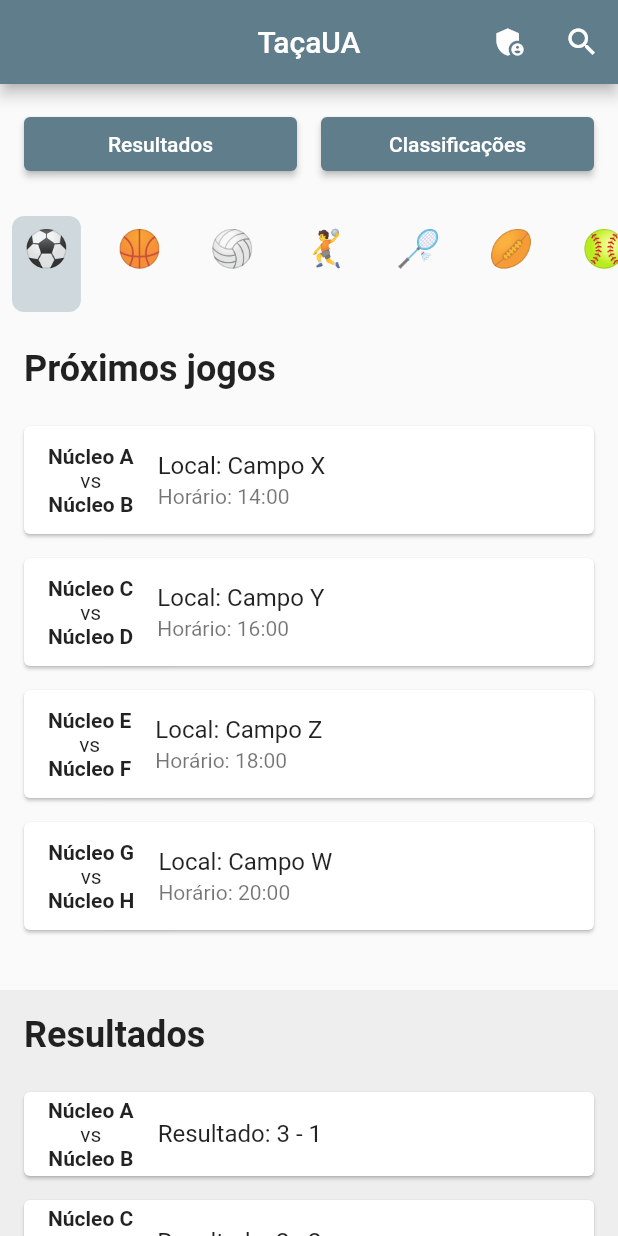
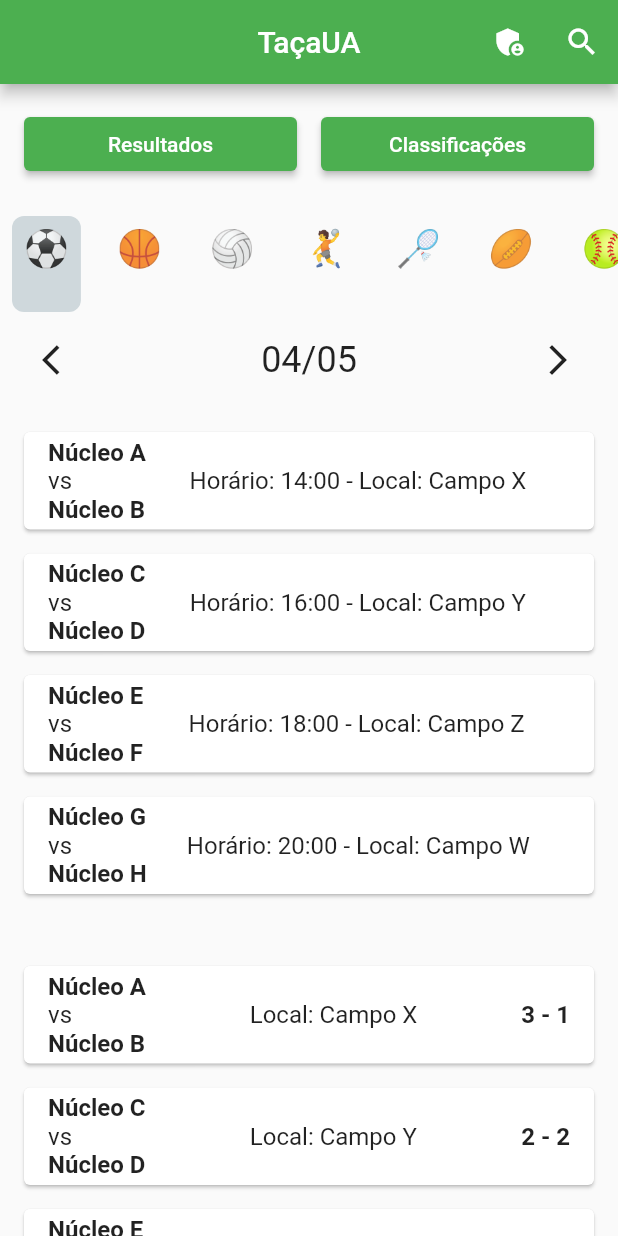
Before and after one commit to DuarteCruz31/TacaUA_IHC, a Flutter app: the screen it shows after launch, on a phone screen of 412 x 824 dp. Run offline on Flutter 3.47's test engine with Material 2 defaults, Android fonts, the phone set to English and light mode, and no system bars.

Commit message:
Uptaded butons and added calendar

```diff
--- a/tacaua/lib/login.dart
+++ b/tacaua/lib/login.dart
@@ -105,10 +105,6 @@ class _LoginDemoState extends State<LoginPage> {
                 ),
               ),
             ),
-            const SizedBox(
-              height: 130,
-            ),
-            const Text('New User? Create Account')
           ],
         ),
       ),
--- a/tacaua/lib/main.dart
+++ b/tacaua/lib/main.dart
@@ -11,7 +11,7 @@ class MyApp extends StatelessWidget {
     return MaterialApp(
       debugShowCheckedModeBanner: false,
       title: 'TaçaUA',
-      theme: ThemeData(primarySwatch: Colors.blueGrey),
+      theme: ThemeData(primarySwatch: Colors.green),
       routes: {
         '/': (context) => HomePage(),
         '/login': (context) => LoginPage(),
@@ -27,6 +27,20 @@ class HomePage extends StatefulWidget {
 
 // Lista de emojis para a scrollbar horizontal
 class _HomePageState extends State<HomePage> {
+  DateTime _selectedDate = DateTime.now();
+
+  void _previousDay() {
+    setState(() {
+      _selectedDate = _selectedDate.subtract(const Duration(days: 1));
+    });
+  }
+
+  void _nextDay() {
+    setState(() {
+      _selectedDate = _selectedDate.add(const Duration(days: 1));
+    });
+  }
+
   String _selectedTab = 'resultados';
   final List<String> _sports = [
     '⚽️',
@@ -134,6 +148,30 @@ class _HomePageState extends State<HomePage> {
               },
             ),
           ),
+          Column(
+            children: [
+              Container(
+                padding: const EdgeInsets.symmetric(horizontal: 16),
+                child: Row(
+                  mainAxisAlignment: MainAxisAlignment.spaceBetween,
+                  children: [
+                    IconButton(
+                      icon: Icon(Icons.arrow_back_ios),
+                      onPressed: _previousDay,
+                    ),
+                    Text(
+                      '${_selectedDate.day.toString().padLeft(2, '0')}/${_selectedDate.month.toString().padLeft(2, '0')}',
+                      style: TextStyle(fontSize: 24),
+                    ),
+                    IconButton(
+                      icon: Icon(Icons.arrow_forward_ios),
+                      onPressed: _nextDay,
+                    ),
+                  ],
+                ),
+              ),
+            ],
+          ),
           // Isto aqui é o que muda entre resultados e classificações, é tipo aquela merda no html do onclick que vai para uma função
           Expanded(
             child: _selectedTab == 'resultados'
@@ -157,11 +195,7 @@ class _HomePageState extends State<HomePage> {
           child: Column(
             crossAxisAlignment: CrossAxisAlignment.start,
             children: [
-              Text(
-                'Próximos jogos',
-                style: TextStyle(fontSize: 24, fontWeight: FontWeight.bold),
-              ),
-              SizedBox(height: 16),
+              SizedBox(height: 0),
               GameCard(
                 team1: 'Núcleo A',
                 team2: 'Núcleo B',
@@ -189,29 +223,33 @@ class _HomePageState extends State<HomePage> {
             ],
           ),
         ),
-        SizedBox(height: 16),
+        SizedBox(height: 0),
         Container(
           padding: EdgeInsets.all(16),
-          color: Colors.grey[200],
           child: Column(
             crossAxisAlignment: CrossAxisAlignment.start,
             children: [
-              Text(
-                'Resultados',
-                style: TextStyle(fontSize: 24, fontWeight: FontWeight.bold),
-              ),
-              SizedBox(height: 16),
-              ResultCard(
+              SizedBox(height: 0),
+              GameCard(
                 team1: 'Núcleo A',
                 team2: 'Núcleo B',
                 score1: 3,
                 score2: 1,
+                location: 'Campo X',
               ),
-              ResultCard(
+              GameCard(
                 team1: 'Núcleo C',
                 team2: 'Núcleo D',
                 score1: 2,
                 score2: 2,
+                location: 'Campo Y',
+              ),
+              GameCard(
+                team1: 'Núcleo E',
+                team2: 'Núcleo F',
+                score1: 4,
+                score2: 5,
+                location: 'Campo Z',
               ),
             ],
           ),
@@ -237,42 +275,49 @@ class _HomePageState extends State<HomePage> {
               SizedBox(height: 16),
               ClassificacaoCard(
                 team: 'Núcleo A',
+                position: 1,
                 points: 6,
                 goalsScored: 5,
                 goalsConceded: 2,
               ),
               ClassificacaoCard(
                 team: 'Núcleo B',
+                position: 2,
                 points: 3,
                 goalsScored: 3,
                 goalsConceded: 4,
               ),
               ClassificacaoCard(
                 team: 'Núcleo C',
+                position: 3,
                 points: 1,
                 goalsScored: 2,
                 goalsConceded: 2,
               ),
               ClassificacaoCard(
                 team: 'Núcleo D',
+                position: 4,
                 points: 1,
                 goalsScored: 2,
                 goalsConceded: 2,
               ),
               ClassificacaoCard(
                 team: 'Núcleo E',
+                position: 5,
                 points: 1,
                 goalsScored: 2,
                 goalsConceded: 2,
               ),
               ClassificacaoCard(
                 team: 'Núcleo F',
+                position: 6,
                 points: 1,
                 goalsScored: 2,
                 goalsConceded: 2,
               ),
               ClassificacaoCard(
                 team: 'Núcleo G',
+                position: 7,
                 points: 1,
                 goalsScored: 2,
                 goalsConceded: 2,
@@ -288,6 +333,7 @@ class _HomePageState extends State<HomePage> {
 // Cards para as classificações
 class ClassificacaoCard extends StatelessWidget {
   final String team;
+  final int position;
   final int points;
   final int goalsScored;
   final int goalsConceded;
@@ -295,6 +341,7 @@ class ClassificacaoCard extends StatelessWidget {
   const ClassificacaoCard({
     Key? key,
     required this.team,
+    required this.position,
     required this.points,
     required this.goalsScored,
     required this.goalsConceded,
@@ -305,13 +352,34 @@ class ClassificacaoCard extends StatelessWidget {
     return Card(
       margin: EdgeInsets.symmetric(vertical: 8),
       child: ListTile(
+        contentPadding: EdgeInsets.symmetric(horizontal: 16),
         leading: Text(
+          position.toString(),
+          style: TextStyle(fontWeight: FontWeight.bold),
+        ),
+        title: Row(
+          mainAxisAlignment: MainAxisAlignment.spaceBetween,
+          children: [
+            Expanded(
+              child: Text(
                 team,
                 style: TextStyle(fontWeight: FontWeight.bold),
+                overflow: TextOverflow.ellipsis,
               ),
-        title: Text('Pontos: $points'),
-        subtitle: Text('Golos marcados: $goalsScored'),
-        trailing: Text('Golos sofridos: $goalsConceded'),
+            ),
+            Text(
+              'Pontos: $points',
+              style: TextStyle(fontWeight: FontWeight.bold),
+            ),
+          ],
+        ),
+        subtitle: Row(
+          mainAxisAlignment: MainAxisAlignment.spaceBetween,
+          children: [
+            Text('Golos marcados: $goalsScored'),
+            Text('Golos sofridos: $goalsConceded'),
+          ],
+        ),
       ),
     );
   }
@@ -321,24 +389,32 @@ class ClassificacaoCard extends StatelessWidget {
 class GameCard extends StatelessWidget {
   final String team1;
   final String team2;
-  final String time;
+  final String? time;
   final String location;
+  final int score1;
+  final int score2;
 
   const GameCard({
     Key? key,
     required this.team1,
     required this.team2,
-    required this.time,
+    this.time,
     required this.location,
+    this.score1 = -1,
+    this.score2 = -1,
   }) : super(key: key);
 
   @override
   Widget build(BuildContext context) {
+    final bool gamePlayed = score1 >= 0 && score2 >= 0;
     return Card(
       margin: EdgeInsets.symmetric(vertical: 8),
       child: ListTile(
-        leading: Column(
-          mainAxisAlignment: MainAxisAlignment.center,
+        title: Row(
+          mainAxisAlignment: MainAxisAlignment.spaceBetween,
+          children: [
+            Column(
+              crossAxisAlignment: CrossAxisAlignment.start,
               children: [
                 Text(
                   team1,
@@ -351,49 +427,21 @@ class GameCard extends StatelessWidget {
                 ),
               ],
             ),
-        title: Text('Local: $location'),
-        subtitle: Text('Horário: $time'),
+            Expanded(
+              child: Center(
+                child: Text(gamePlayed
+                    ? 'Local: $location'
+                    : 'Horário: ${time ?? ''} - Local: $location'),
+              ),
+            ),
+            if (gamePlayed)
+              Text(
+                '$score1 - $score2',
+                style: TextStyle(fontWeight: FontWeight.bold),
+              ),
+          ],
+        ),
       ),
     );
   }
 }
-
-// Cards para os resultados
-class ResultCard extends StatelessWidget {
-  final String team1;
-  final String team2;
-  final int score1;
-  final int score2;
-
-  const ResultCard({
-    Key? key,
-    required this.team1,
-    required this.team2,
-    required this.score1,
-    required this.score2,
-  }) : super(key: key);
-
-  @override
-  Widget build(BuildContext context) {
-    return Card(
-      margin: EdgeInsets.symmetric(vertical: 8),
-      child: ListTile(
-        leading: Column(
-          mainAxisAlignment: MainAxisAlignment.center,
-          children: [
-            Text(
-              team1,
-              style: TextStyle(fontWeight: FontWeight.bold),
-            ),
-            Text('vs'),
-            Text(
-              team2,
-              style: TextStyle(fontWeight: FontWeight.bold),
-            ),
-          ],
-        ),
-        title: Text('Resultado: $score1 - $score2'),
-      ),
-    );
-  }
-}
```
Lines whose indentation alone changed are shown as unchanged.
